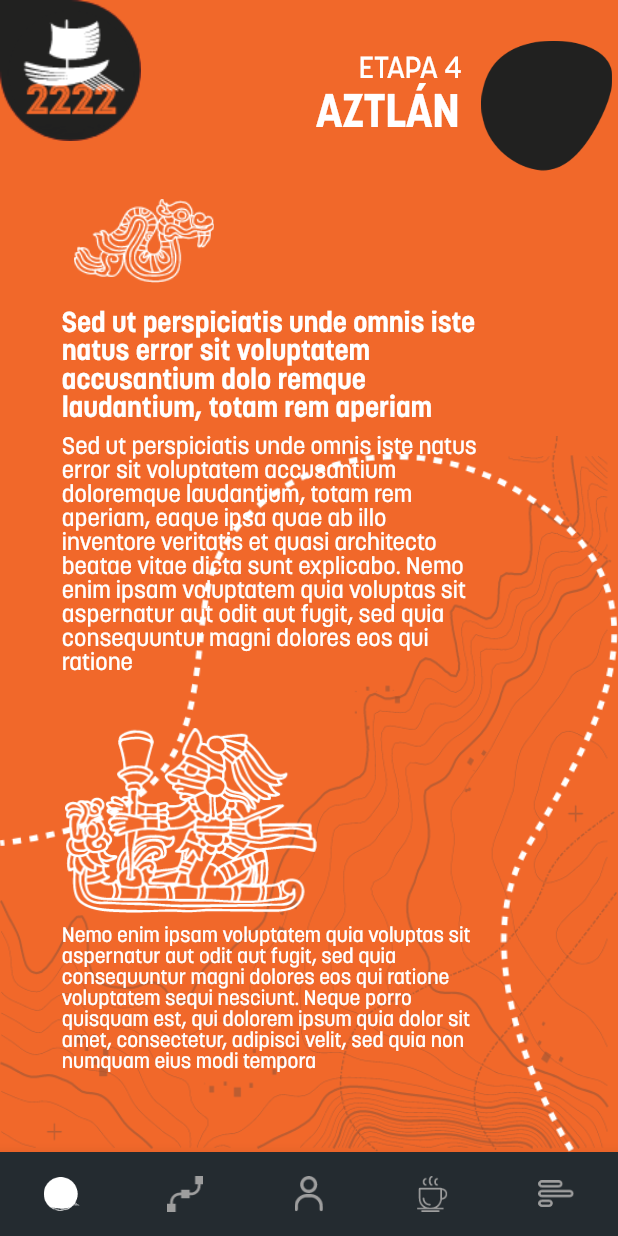
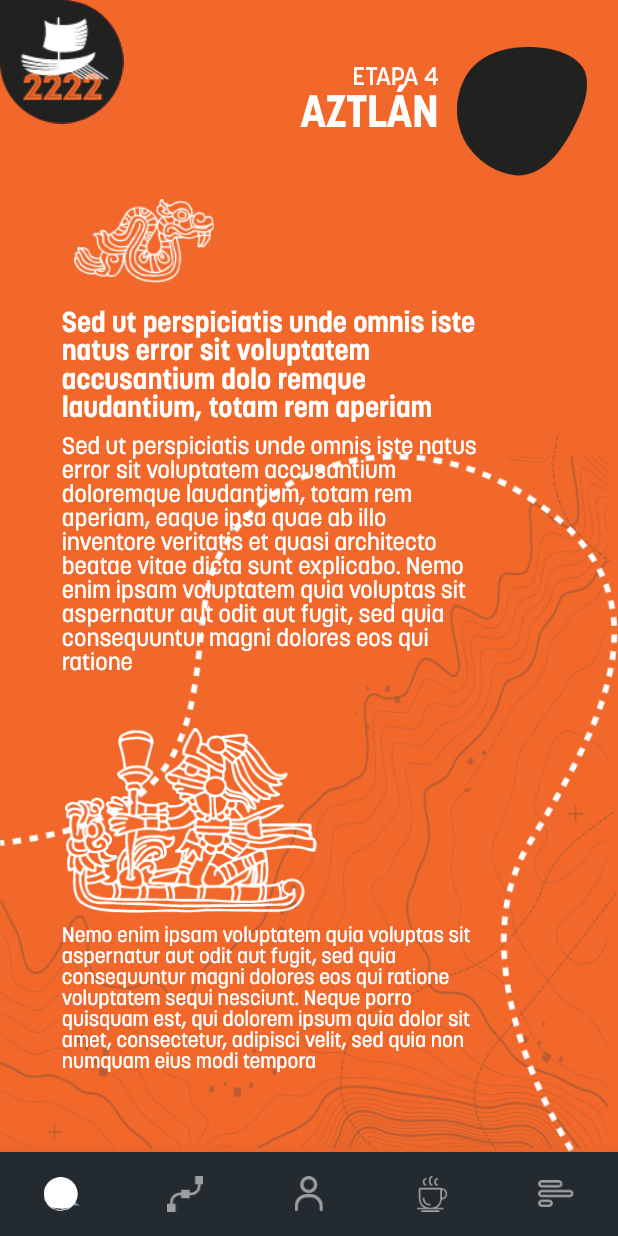
Before and after one commit to Binnarium/mobile-2222, a Flutter app: the StageIntroductionScreen screen opened directly, on a phone screen of 412 x 824 dp. Run offline on Flutter 3.47's test engine with Material 2 defaults, Android fonts, the phone set to English and light mode, and no system bars.

Commit message:
Finalizando stages
Terminando detalles de los stages.

```diff
--- a/lib/screens/chapter_screens/stageIntroduction.screen.dart
+++ b/lib/screens/chapter_screens/stageIntroduction.screen.dart
@@ -1,6 +1,6 @@
 import 'package:flutter/material.dart';
 import 'package:lab_movil_2222/screens/chapter_screens/stageArgumentation.screen.dart';
-import 'package:lab_movil_2222/shared/widgets/background_widget.dart';
+import 'package:lab_movil_2222/shared/widgets/chapter_background_widget.dart';
 import 'package:lab_movil_2222/shared/widgets/custom_navigation_bar.dart';
 import 'package:lab_movil_2222/themes/colors.dart';
 import 'package:lab_movil_2222/themes/textTheme.dart';
@@ -24,14 +24,12 @@ class StageIntroductionScreen extends StatelessWidget {
         },
         child: Stack(
           children: [
-            BackgroundWidget(backgroundColor: ColorsApp.backgroundOrange),
-            _backgroundDecoration(),
+            ChapterBackgroundWidget(
+                backgroundColor: ColorsApp.backgroundOrange,
+                relieve: _backgroundDecoration(),
+                hasBanner: true,
+            ),
             _routeCurve(),
-            _logoLeaf(),
-            _logoContainer(size),
-
-            _numberStage(size),
-            _titleStage(size),
             _stageBody(size),
           ],
         ),
@@ -39,87 +37,6 @@ class StageIntroductionScreen extends StatelessWidget {
       bottomNavigationBar: CustomNavigationBar(),
     );
   }
-   _numberStage(Size size) {
-    //Creando el Scroll
-    double containerWidth = size.height*0.094;
-    double containerHeight = size.height*0.035;
-    double marginLeft= size.width*0.58;
-    double marginTop= size.width*0.09;
-    double fontSize = size.height * 0.00051;
-    // if (size.height < 550) {
-    //   containerWidth = size.height * 0.19;
-    //   containerHeight = size.height * 0.0014;
-    // }
-    // if (size.height < 650) {
-    //   containerWidth = size.height * 0.125;
-    //   containerHeight = size.height * 0.001;
-    // }
-    return Container(
-      width: containerWidth,
-      height: containerHeight,
-      margin: EdgeInsets.only(left: marginLeft,top: marginTop),
-  //     decoration: BoxDecoration(
-  //   border: Border.all(color: Colors.blueAccent)
-  // ),
-      child:Text('ETAPA 4',
-        style: korolevFont.headline3?.apply(fontSizeFactor: fontSize,
-        fontWeightDelta: 0),
-        textAlign: TextAlign.left
-      ),
-    );
-  }
-
-  _titleStage(Size size) {
-    //Creando el Scroll
-    double containerWidth = size.height*0.138;
-    double containerHeight = size.height*0.043;
-    double marginLeft= size.width*0.49;
-    double marginTop= size.width*0.15;
-    double fontSize = size.height * 0.00079;
-    // if (size.height < 550) {
-    //   containerWidth = size.height * 0.19;
-    //   containerHeight = size.height * 0.0014;
-    // }
-    // if (size.height < 650) {
-    //   containerWidth = size.height * 0.125;
-    //   containerHeight = size.height * 0.001;
-    // }
-    return Container(
-      width: containerWidth,
-      height: containerHeight,
-      margin: EdgeInsets.only(left: marginLeft,top: marginTop),
-  //     decoration: BoxDecoration(
-  //   border: Border.all(color: Colors.blueAccent)
-  // ),
-      child:Text('AZTLÁN',
-        style: korolevFont.headline3?.apply(fontSizeFactor: fontSize,
-        fontWeightDelta: 2),
-        textAlign: TextAlign.center
-      ),
-    );
-  }
-
-  _logoContainer(size) {
-    double containerWidth = size.height*0.138;
-    double containerHeight = size.height*0.105;
-    double marginLeft= size.width*0.77;
-    double marginTop= size.width*0.066;
-    return Container(
-      //largo y ancho del logo dentro
-
-      width: containerWidth,
-      height: containerHeight,
-      margin: EdgeInsets.only(left: marginLeft,top: marginTop),
-      child: Image(
-        image: AssetImage(
-          'assets/backgrounds/decorations/black_icon_container.png',
-        ),
-
-      ),
-
-    );
-  }
-
   _backgroundDecoration() {
     return Container(
       alignment: Alignment.bottomCenter,
@@ -132,8 +49,7 @@ class StageIntroductionScreen extends StatelessWidget {
       ),
     );
   }
-
-  _routeCurve() {
+   _routeCurve() {
     return Container(
       alignment: Alignment.bottomCenter,
       width: double.infinity,
@@ -146,18 +62,7 @@ class StageIntroductionScreen extends StatelessWidget {
       ),
     );
   }
-  _logoLeaf() {
-    return Container(
-      alignment: Alignment.topLeft,
-      width: double.infinity,
-      height: double.infinity,
-      child: Image(
-        image: AssetImage(
-          'assets/backgrounds/decorations/logo_leaf.png',
-        ),
-      ),
-    );
-  }
+
 
   _stageBody(Size size) {
     double bodyContainerWidth = size.height*0.38;
--- a/lib/screens/chapter_screens/stageTitle.screen.dart
+++ b/lib/screens/chapter_screens/stageTitle.screen.dart
@@ -1,6 +1,7 @@
 import 'package:flutter/material.dart';
 import 'package:lab_movil_2222/screens/chapter_screens/stageIntroduction.screen.dart';
 import 'package:lab_movil_2222/shared/widgets/background_widget.dart';
+import 'package:lab_movil_2222/shared/widgets/chapter_background_widget.dart';
 import 'package:lab_movil_2222/shared/widgets/custom_navigation_bar.dart';
 import 'package:lab_movil_2222/themes/colors.dart';
 import 'package:lab_movil_2222/themes/textTheme.dart';
@@ -27,10 +28,14 @@ class StageTitleScreen extends StatelessWidget {
         child: Stack(
           alignment: Alignment.center,
           children: [
-            BackgroundWidget(backgroundColor: ColorsApp.backgroundOrange),
-            _backgroundDecoration(),
+            ChapterBackgroundWidget(
+                backgroundColor: ColorsApp.backgroundOrange,
+                relieve: _backgroundDecoration(),
+                hasBanner: true,
+            ),
+
             _routeCurve(),
-            _logoLeaf(),
+
             _introductionBody(size),
           ],
         ),
--- a/lib/shared/widgets/chapter_background_widget.dart
+++ b/lib/shared/widgets/chapter_background_widget.dart
@@ -99,7 +99,7 @@ class ChapterBackgroundWidget extends StatelessWidget {
 
     return Positioned(
       top: parentWidth * 0.05,
-      right: parentHeight * 1.1,
+      right: parentHeight * 1,
       child: Container(
         width: containerWidth,
         height: containerHeight,
@@ -118,7 +118,7 @@ class ChapterBackgroundWidget extends StatelessWidget {
 
     return Positioned(
       top: parentWidth * 0.15,
-      right: parentHeight * 1.1,
+      right: parentHeight * 1,
       child: Container(
         width: containerWidth,
         height: containerHeight,
```
